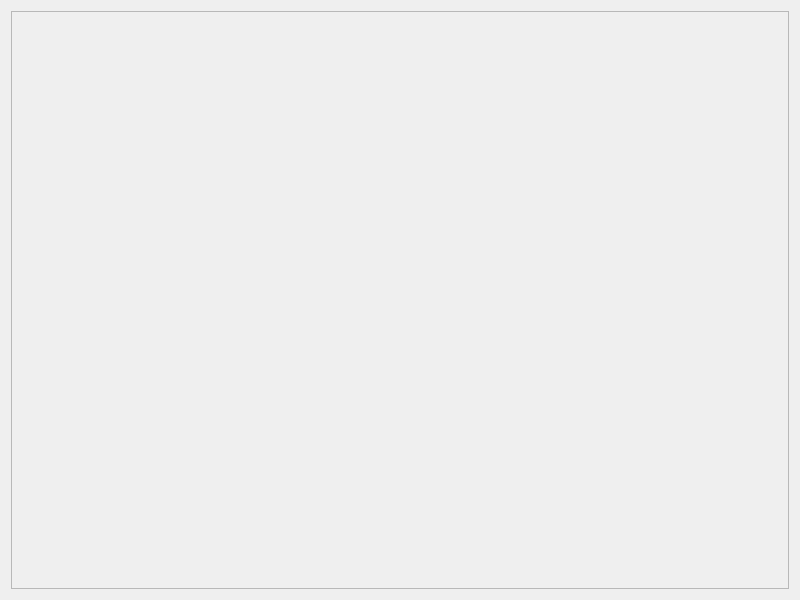
First picture: the form in localiser/src/mainUI.ui, repository CoferSamuel/ODFE_robotica, before the edit.
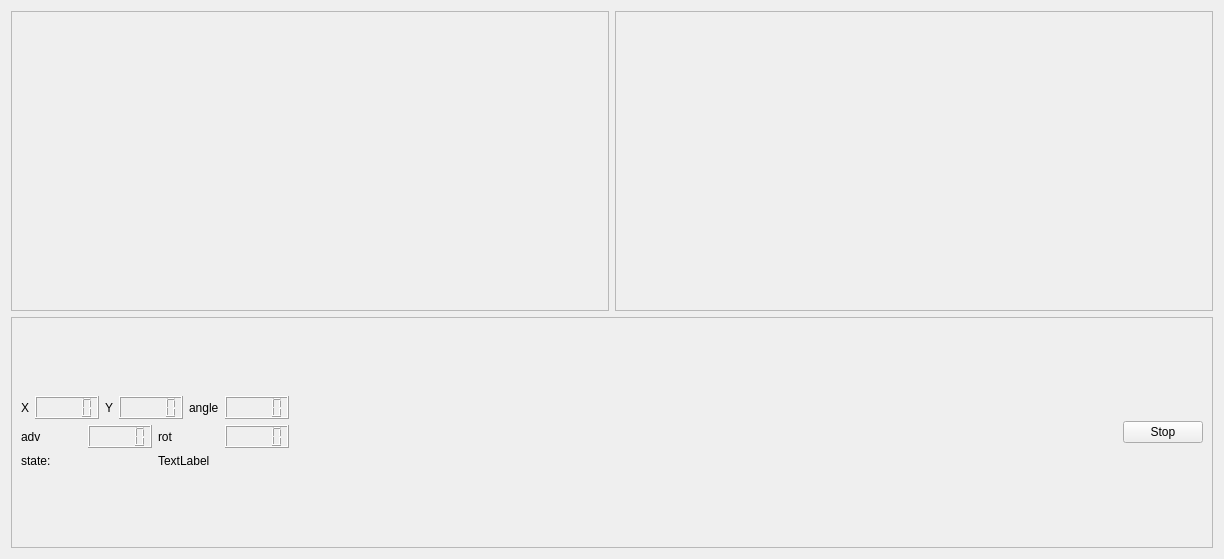
Second picture: the form after the edit.

What changed in the file:
```diff
--- a/localiser/src/mainUI.ui
+++ b/localiser/src/mainUI.ui
@@ -6,23 +6,228 @@
    <rect>
     <x>0</x>
     <y>0</y>
-    <width>800</width>
-    <height>600</height>
+    <width>1224</width>
+    <height>559</height>
    </rect>
   </property>
   <property name="windowTitle">
    <string>localiser</string>
   </property>
-  <layout class="QHBoxLayout" name="horizontalLayout">
+  <layout class="QVBoxLayout" name="verticalLayout_6">
    <item>
-    <widget class="QFrame" name="frame">
-     <property name="frameShape">
-      <enum>QFrame::StyledPanel</enum>
-     </property>
-     <property name="frameShadow">
-      <enum>QFrame::Raised</enum>
-     </property>
-    </widget>
+    <layout class="QVBoxLayout" name="verticalLayout_5">
+     <item>
+      <layout class="QHBoxLayout" name="horizontalLayout_17">
+       <item>
+        <widget class="QFrame" name="frame">
+         <property name="sizePolicy">
+          <sizepolicy hsizetype="Expanding" vsizetype="Preferred">
+           <horstretch>0</horstretch>
+           <verstretch>0</verstretch>
+          </sizepolicy>
+         </property>
+         <property name="minimumSize">
+          <size>
+           <width>500</width>
+           <height>300</height>
+          </size>
+         </property>
+         <property name="frameShape">
+          <enum>QFrame::StyledPanel</enum>
+         </property>
+         <property name="frameShadow">
+          <enum>QFrame::Raised</enum>
+         </property>
+        </widget>
+       </item>
+       <item>
+        <widget class="QFrame" name="frame_room">
+         <property name="sizePolicy">
+          <sizepolicy hsizetype="Expanding" vsizetype="Preferred">
+           <horstretch>0</horstretch>
+           <verstretch>0</verstretch>
+          </sizepolicy>
+         </property>
+         <property name="minimumSize">
+          <size>
+           <width>500</width>
+           <height>300</height>
+          </size>
+         </property>
+         <property name="frameShape">
+          <enum>QFrame::StyledPanel</enum>
+         </property>
+         <property name="frameShadow">
+          <enum>QFrame::Raised</enum>
+         </property>
+        </widget>
+       </item>
+      </layout>
+     </item>
+     <item>
+      <widget class="QFrame" name="frame_2">
+       <property name="sizePolicy">
+        <sizepolicy hsizetype="Minimum" vsizetype="Preferred">
+         <horstretch>0</horstretch>
+         <verstretch>0</verstretch>
+        </sizepolicy>
+       </property>
+       <property name="frameShape">
+        <enum>QFrame::StyledPanel</enum>
+       </property>
+       <property name="frameShadow">
+        <enum>QFrame::Raised</enum>
+       </property>
+       <layout class="QVBoxLayout" name="verticalLayout_2">
+        <item>
+         <layout class="QHBoxLayout" name="horizontalLayout_18">
+          <item>
+           <layout class="QVBoxLayout" name="verticalLayout">
+            <item>
+             <layout class="QHBoxLayout" name="horizontalLayout_7">
+              <item>
+               <layout class="QHBoxLayout" name="horizontalLayout_2">
+                <item>
+                 <widget class="QLabel" name="label">
+                  <property name="text">
+                   <string>X</string>
+                  </property>
+                 </widget>
+                </item>
+                <item>
+                 <widget class="QLCDNumber" name="lcdNumber_mindist">
+                  <property name="font">
+                   <font>
+                    <bold>true</bold>
+                   </font>
+                  </property>
+                 </widget>
+                </item>
+               </layout>
+              </item>
+              <item>
+               <layout class="QHBoxLayout" name="horizontalLayout_3">
+                <item>
+                 <widget class="QLabel" name="label_2">
+                  <property name="text">
+                   <string>Y</string>
+                  </property>
+                 </widget>
+                </item>
+                <item>
+                 <widget class="QLCDNumber" name="lcdNumber_minangle">
+                  <property name="font">
+                   <font>
+                    <bold>true</bold>
+                   </font>
+                  </property>
+                 </widget>
+                </item>
+               </layout>
+              </item>
+              <item>
+               <layout class="QHBoxLayout" name="horizontalLayout_6">
+                <item>
+                 <widget class="QLabel" name="label_3">
+                  <property name="text">
+                   <string>angle</string>
+                  </property>
+                 </widget>
+                </item>
+                <item>
+                 <widget class="QLCDNumber" name="lcdNumber_minangle_2">
+                  <property name="font">
+                   <font>
+                    <bold>true</bold>
+                   </font>
+                  </property>
+                 </widget>
+                </item>
+               </layout>
+              </item>
+             </layout>
+            </item>
+            <item>
+             <layout class="QHBoxLayout" name="horizontalLayout_8">
+              <item>
+               <layout class="QHBoxLayout" name="horizontalLayout_4">
+                <item>
+                 <widget class="QLabel" name="label_4">
+                  <property name="text">
+                   <string>adv</string>
+                  </property>
+                 </widget>
+                </item>
+                <item>
+                 <widget class="QLCDNumber" name="lcdNumber_adv"/>
+                </item>
+               </layout>
+              </item>
+              <item>
+               <layout class="QHBoxLayout" name="horizontalLayout_5">
+                <item>
+                 <widget class="QLabel" name="label_5">
+                  <property name="text">
+                   <string>rot</string>
+                  </property>
+                 </widget>
+                </item>
+                <item>
+                 <widget class="QLCDNumber" name="lcdNumber_rot"/>
+                </item>
+               </layout>
+              </item>
+             </layout>
+            </item>
+            <item>
+             <layout class="QHBoxLayout" name="horizontalLayout">
+              <item>
+               <widget class="QLabel" name="label_state_name">
+                <property name="text">
+                 <string>state:</string>
+                </property>
+               </widget>
+              </item>
+              <item>
+               <widget class="QLabel" name="label_state">
+                <property name="text">
+                 <string>TextLabel</string>
+                </property>
+               </widget>
+              </item>
+             </layout>
+            </item>
+           </layout>
+          </item>
+          <item>
+           <spacer name="horizontalSpacer">
+            <property name="orientation">
+             <enum>Qt::Horizontal</enum>
+            </property>
+            <property name="sizeHint" stdset="0">
+             <size>
+              <width>40</width>
+              <height>20</height>
+             </size>
+            </property>
+           </spacer>
+          </item>
+          <item>
+           <widget class="QPushButton" name="pushButton_stop">
+            <property name="text">
+             <string>Stop</string>
+            </property>
+            <property name="checkable">
+             <bool>true</bool>
+            </property>
+           </widget>
+          </item>
+         </layout>
+        </item>
+       </layout>
+      </widget>
+     </item>
+    </layout>
    </item>
   </layout>
  </widget>
```
Left out of the diff: 2 changed lines with no effect on the pictures.
